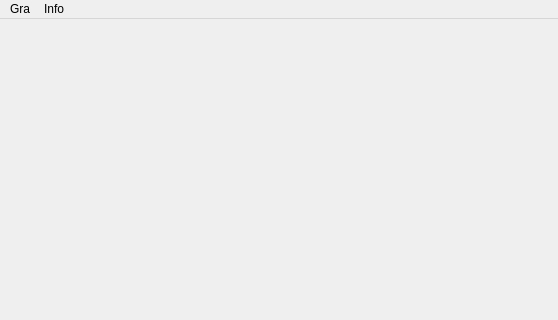
Old version of the form mainwindow.ui in the repository Maxhebda/TetrisMax; both pictures show x 0 to 558 and y 0 to 320 of the 558 by 736 pixel window.
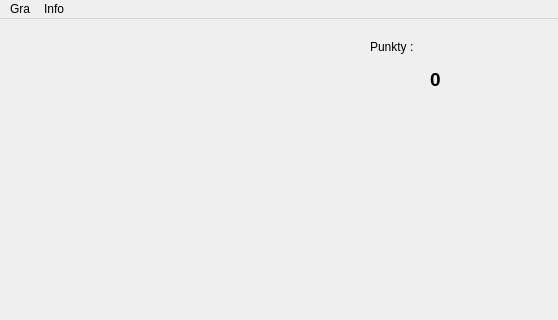
New version of the form.

```diff
--- a/mainwindow.ui
+++ b/mainwindow.ui
@@ -13,7 +13,50 @@
   <property name="windowTitle">
    <string>MainWindow</string>
   </property>
-  <widget class="QWidget" name="centralwidget"/>
+  <widget class="QWidget" name="centralwidget">
+   <widget class="QLabel" name="label">
+    <property name="geometry">
+     <rect>
+      <x>370</x>
+      <y>20</y>
+      <width>55</width>
+      <height>16</height>
+     </rect>
+    </property>
+    <property name="text">
+     <string>Punkty :</string>
+    </property>
+   </widget>
+   <widget class="QLabel" name="label_2">
+    <property name="geometry">
+     <rect>
+      <x>370</x>
+      <y>50</y>
+      <width>131</width>
+      <height>21</height>
+     </rect>
+    </property>
+    <property name="sizePolicy">
+     <sizepolicy hsizetype="Fixed" vsizetype="Preferred">
+      <horstretch>0</horstretch>
+      <verstretch>0</verstretch>
+     </sizepolicy>
+    </property>
+    <property name="font">
+     <font>
+      <pointsize>14</pointsize>
+      <weight>75</weight>
+      <bold>true</bold>
+     </font>
+    </property>
+    <property name="text">
+     <string>0</string>
+    </property>
+    <property name="alignment">
+     <set>Qt::AlignCenter</set>
+    </property>
+   </widget>
+  </widget>
   <widget class="QMenuBar" name="menubar">
    <property name="geometry">
     <rect>
```
